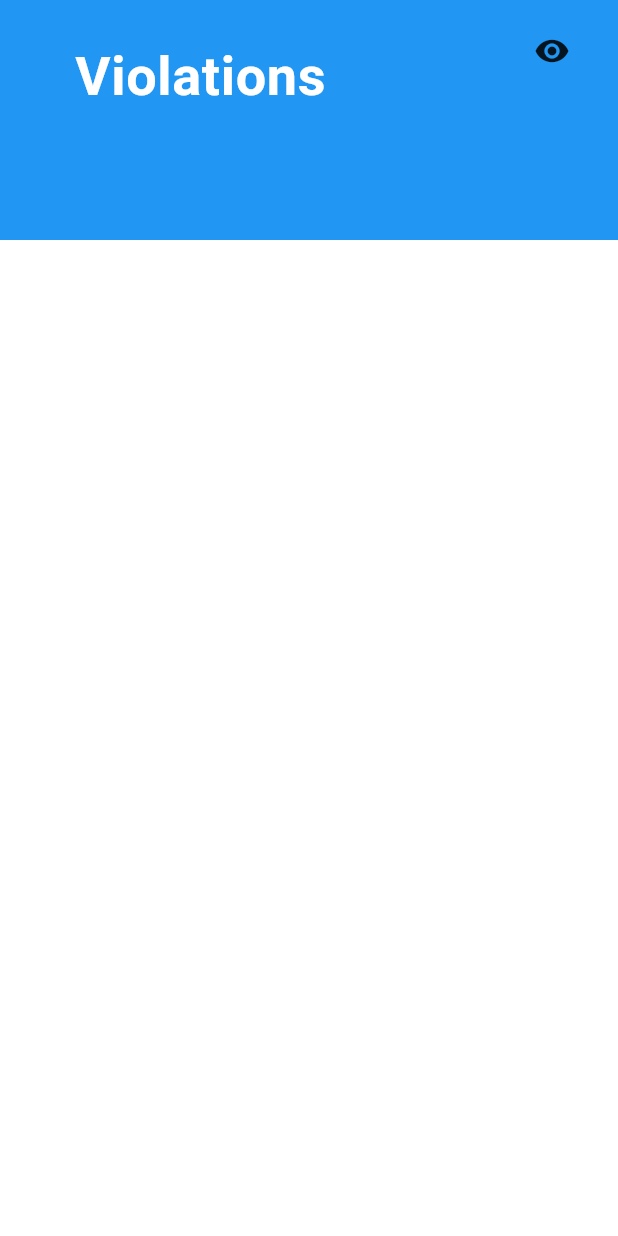
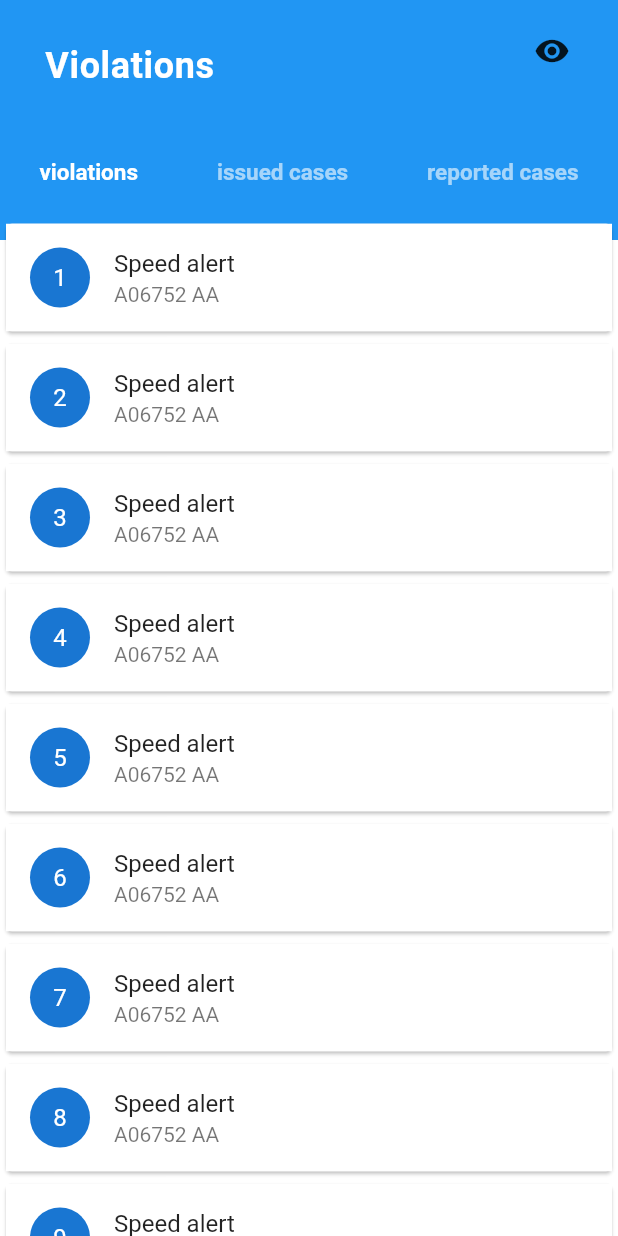
Before and after one commit to jeno1990/Traffic-Assistant-and-real-time-road-congestion-prediction, a Flutter app: the screen it shows after launch, on a phone screen of 412 x 824 dp. Run offline on Flutter 3.47's test engine with Material 2 defaults, Android fonts, the phone set to English and light mode, and no system bars; our stand-ins replace flutter_signin_button, get.

Commit message:
violations page

```diff
--- /dev/null
+++ b/frontend/mobile_traffic/lib/controllers/traffic_conrollers/tabBarController.dart
@@ -0,0 +1,18 @@
+import 'package:flutter/material.dart';
+import 'package:get/get.dart';
+class Tabcontroller extends GetxController with SingleGetTickerProviderMixin{
+  TabController controller;
+
+  @override
+  void onInit() {
+    // TODO: implement onInit
+    controller = TabController(length: 3 , vsync: this );
+    super.onInit();
+  }
+  @override
+  void onClose() {
+    // TODO: implement onClose
+    controller.dispose();
+    super.onClose();
+  }
+}
--- a/frontend/mobile_traffic/lib/screens/common_components/header_text.dart
+++ b/frontend/mobile_traffic/lib/screens/common_components/header_text.dart
@@ -9,7 +9,7 @@ class HeaderText extends StatelessWidget {
               title,
               style: TextStyle(
                   fontFamily: 'Roboto',
-                  fontSize: 36,
+                  fontSize: 24,
                   fontWeight: FontWeight.bold,
                   fontStyle: FontStyle.normal,
                   color: Colors.white,
--- a/frontend/mobile_traffic/lib/screens/common_components/traffic_background.dart
+++ b/frontend/mobile_traffic/lib/screens/common_components/traffic_background.dart
@@ -20,7 +20,8 @@ class _Traffc_backgroundState extends State<Traffc_background> {
   Widget build(BuildContext context) {
 
      Size size = MediaQuery.of(context).size;
-    return  Container(
+    return  SafeArea(
+      child: Container(
             height: size.height,
             color: Colors.white,
             // width: double.infinity,
@@ -32,7 +33,7 @@ class _Traffc_backgroundState extends State<Traffc_background> {
                   height: 160,
                   width: size.width,
                   color: Colors.blue,
-                child: Container(padding: EdgeInsets.fromLTRB(50, 30, 0, 0) ,child: HeaderText('Violations')),
+                  child: Container(padding: EdgeInsets.fromLTRB(30, 30, 0, 0) ,child: HeaderText(widget.header)),
                 ),
                  Positioned(
                   top: 10,
@@ -51,7 +52,7 @@ class _Traffc_backgroundState extends State<Traffc_background> {
                   bottom: 0,
                   right: 0,
                   child: Container(
-                  height: size.height*.76,
+                    height: size.height*.80,
                     width: size.width,//double.infinity,
                     // color: Colors.grey,
                     decoration: BoxDecoration(borderRadius: BorderRadius.circular(40),color: Colors.white),
@@ -59,6 +60,7 @@ class _Traffc_backgroundState extends State<Traffc_background> {
                 )
               ]
             ),
+          ),
     );
 
   }
--- a/frontend/mobile_traffic/lib/screens/traffic/violations.dart
+++ b/frontend/mobile_traffic/lib/screens/traffic/violations.dart
@@ -1,23 +1,74 @@
 import 'package:flutter/material.dart';
 import 'package:mobile_traffic/screens/common_components/traffic_background.dart';
+
 class Violations extends StatelessWidget {
   // const Violations({ Key? key }) : super(key: key);
+  bool index1 = true;
+  bool index2 = false;
+  bool index3 = false;
+  String title="Violations";
+
+    void handletab(int index){
+      // if()
+    }
 
   @override
   Widget build(BuildContext context) {
-    Size size = MediaQuery.of(context).size;
     return Scaffold(
-      body: SafeArea(
-        child: Container(
-            height: size.height,
-            width: size.width ,
-            child: Stack(
+      backgroundColor: Colors.white,
+      body: Stack(
+        children: [
+          Traffc_background(title),
+          Container(
+            child: Column(
               children: [
-                Traffc_background("violations"),
+                Container(
+                  height: 100,
+                  width: MediaQuery.of(context).size.width,
+                  // color: Colors.white,
+                ),
+                Container(
+                  width: MediaQuery.of(context).size.width,
+                  height: 30,
+                  // color: Colors.red,
+                  child: Row(
+                    mainAxisAlignment: MainAxisAlignment.spaceAround,
+                    children: [
+                      TabText("violations", index1, 1),
+                      TabText("issued cases", index2, 2),
+                      TabText("reported cases", index3, 3)
+                    ],
+                  ),
+                ),
+                SizedBox(height: 15,),
+                Expanded(
+                  child: ListView.builder(
+                      padding: EdgeInsets.only(top: 0),
+                      // physics: NeverScrollableScrollPhysics(),
+                      itemCount: 10,
+                      shrinkWrap: true,
+                      itemBuilder: (context, index) => Card(
+                        color: Colors.white70,
+                        child: ListTile(
+                          tileColor: Colors.white,
+                          leading: CircleAvatar(
+                            child: Text("${index+1}"),
+                          ),
+                          title: Text("Speed alert"),
+                          subtitle: Text("A06752 AA"),
+                        ),
+                      ),
+                    ),
+                )
               ],
             ),
-          ),
+          )
+        ],
       ),
     );
   }
+  Widget TabText (String text, bool isSelected, int index){
+    return GestureDetector( onTap:(){} , child: Text(text,style: TextStyle(fontSize: 15,fontWeight: FontWeight.bold,color: isSelected?Colors.white:Colors.white60,)));
+  }
+
 }
--- a/frontend/mobile_traffic/pubspec.yaml
+++ b/frontend/mobile_traffic/pubspec.yaml
@@ -24,6 +24,8 @@ dependencies:
   flutter:
     sdk: flutter
   flutter_signin_button: ^2.0.0
+  get: ^4.6.1
+  draggable_home: ^1.0.2
 
   # The following adds the Cupertino Icons font to your application.
   # Use with the CupertinoIcons class for iOS style icons.
```
Also changed, not shown: frontend/mobile_traffic/pubspec.lock. Lines whose indentation alone changed are shown as unchanged.
